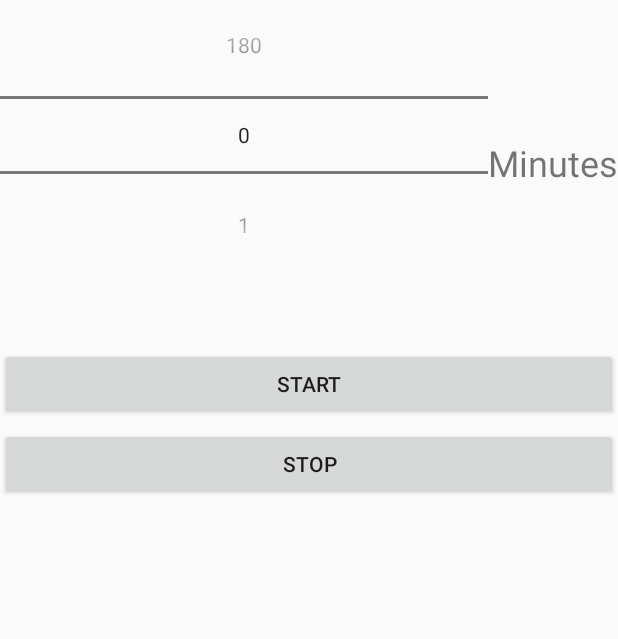
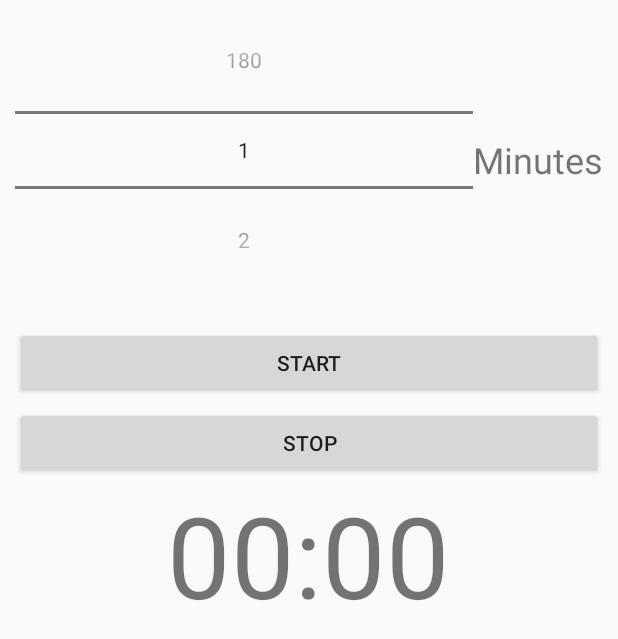
Before and after one commit to JRWatson2013/LaundryBuddy, an Android app: the NumberPickerActivity screen opened directly, with no data from a screen before it, on a phone screen of 412 x 824 dp. Shown: the top 639 px of the screen. Run offline under Robolectric (Android 15) with nearby library versions, the light colour scheme and no system bars.

Commit message:
Made some screens a little more attractive

```diff
--- a/app/src/main/java/cs4518/laundrybuddy/LaundromatActivity.java
+++ b/app/src/main/java/cs4518/laundrybuddy/LaundromatActivity.java
@@ -2,6 +2,7 @@ package cs4518.laundrybuddy;
 
 import android.content.Context;
 import android.content.Intent;
+import android.support.v4.app.FragmentActivity;
 import android.support.v7.app.AppCompatActivity;
 import android.os.Bundle;
 import android.view.Menu;
@@ -16,7 +17,7 @@ import android.widget.ImageView;
 import android.widget.TextView;
 import android.widget.Toast;
 
-public class LaundromatActivity extends AppCompatActivity {
+public class LaundromatActivity extends FragmentActivity {
 
     private Integer[] mMachineIds;
     private int totalMachines;
--- a/app/src/main/java/cs4518/laundrybuddy/NumberPickerActivity.java
+++ b/app/src/main/java/cs4518/laundrybuddy/NumberPickerActivity.java
@@ -1,6 +1,12 @@
 package cs4518.laundrybuddy;
 
 import android.app.Activity;
+import android.app.AlarmManager;
+import android.app.Notification;
+import android.app.PendingIntent;
+import android.content.Context;
+import android.content.Intent;
+import android.os.SystemClock;
 import android.view.animation.Animation;
 import android.widget.Button;
 import android.widget.TextView;
@@ -30,7 +36,7 @@ public class NumberPickerActivity extends Activity implements OnClickListener {
 
         numberPicker = (NumberPicker) findViewById(R.id.time_picker);
         numberPicker.setMaxValue(180);
-        numberPicker.setMinValue(0);
+        numberPicker.setMinValue(1);
         numberPicker.setWrapSelectorWheel(true);
 
 
--- a/app/src/main/res/layout/activity_timer.xml
+++ b/app/src/main/res/layout/activity_timer.xml
@@ -3,6 +3,7 @@
     xmlns:tools="http://schemas.android.com/tools"
     android:orientation="vertical" android:layout_width="match_parent"
     android:layout_height="match_parent"
+    android:layout_margin="10dp"
     android:weightSum="1">
 
     <LinearLayout
@@ -52,9 +53,10 @@
     </LinearLayout>
 
     <TextView
-        android:layout_width="match_parent"
+        android:layout_width="wrap_content"
         android:layout_height="wrap_content"
+        android:layout_gravity="center_horizontal"
         android:id="@+id/textView_time_remaining"
-        android:layout_weight="0.25"
-        android:textSize="18sp" />
+        android:textSize="75dp"
+        android:text="00:00"/>
 </LinearLayout>
```
